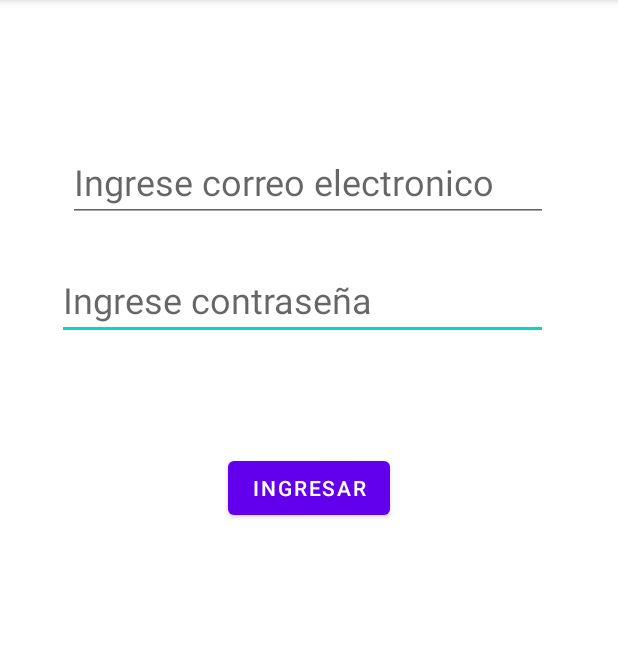
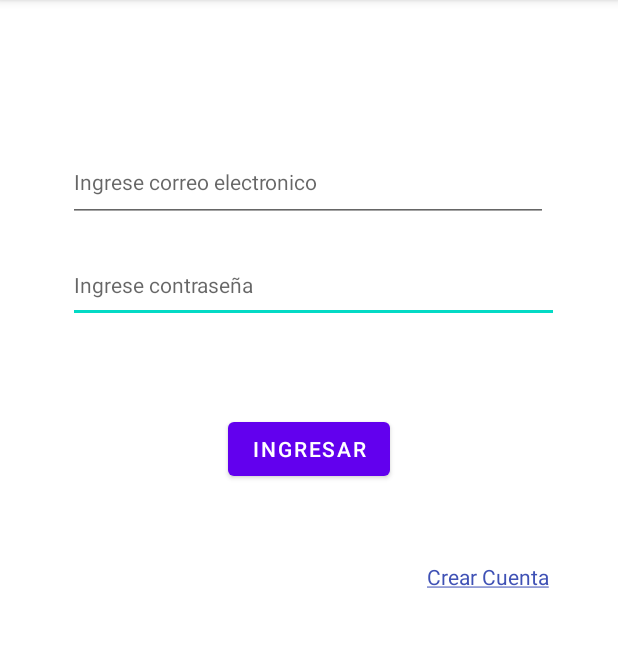
Before and after one commit to SuaArraY/Autentificacion_kotlin_firebase, an Android app: the screen it shows after launch (MainActivity), on a phone screen of 412 x 824 dp, the part 84-731 px from its top. Run offline under Robolectric (Android 15) with nearby library versions, the phone set to English and light mode, and no system bars; our stand-ins replace Firebase (no records; nobody signed in at launch, a user with empty details on screens opened directly).

Commit message:
diseño de la activity crear cuenta

```diff
--- a/Autetificacion/app/src/main/AndroidManifest.xml
+++ b/Autetificacion/app/src/main/AndroidManifest.xml
@@ -11,6 +11,9 @@
         android:supportsRtl="true"
         android:theme="@style/Theme.LoginFirebase"
         tools:targetApi="31">
+        <activity
+            android:name=".crearCuenta"
+            android:exported="false" />
         <activity
             android:name=".MainActivity2"
             android:exported="false" />
--- a/Autetificacion/app/src/main/java/com/example/loginfirebase/MainActivity.kt
+++ b/Autetificacion/app/src/main/java/com/example/loginfirebase/MainActivity.kt
@@ -25,11 +25,17 @@ class MainActivity : AppCompatActivity() {
         val btnIngresar : Button = findViewById(R.id.btnRegistrar)
         val txtemail : TextView = findViewById(R.id.txtCorreo)
         val txtpass: TextView = findViewById(R.id.txtContra)
+        val btnCrearCuenta : TextView = findViewById(R.id.btnCrearCuenta)
         firebaseAuth = Firebase.auth
         //funcionalidad del boton registrar
         btnIngresar.setOnClickListener()
         {
 signIn(txtemail.text.toString(), txtpass.text.toString())
+        }
+
+        btnCrearCuenta.setOnClickListener(){
+            val i = Intent(this, crearCuenta::class.java)
+            startActivity(i)
         }
 
     }
--- a/Autetificacion/app/src/main/res/layout/activity_main.xml
+++ b/Autetificacion/app/src/main/res/layout/activity_main.xml
@@ -13,13 +13,13 @@
         android:ems="10"
         android:hint="Ingrese contraseña"
         android:inputType="textPassword"
-        android:textSize="24sp"
+        android:textSize="14sp"
         app:layout_constraintBottom_toBottomOf="parent"
         app:layout_constraintEnd_toEndOf="parent"
-        app:layout_constraintHorizontal_bias="0.452"
+        app:layout_constraintHorizontal_bias="0.535"
         app:layout_constraintStart_toStartOf="parent"
         app:layout_constraintTop_toTopOf="parent"
-        app:layout_constraintVertical_bias="0.246" />
+        app:layout_constraintVertical_bias="0.23" />
 
     <EditText
         android:id="@+id/txtCorreo"
@@ -28,7 +28,7 @@
         android:ems="10"
         android:hint="Ingrese correo electronico"
         android:inputType="textEmailAddress"
-        android:textSize="24sp"
+        android:textSize="14sp"
         app:layout_constraintBottom_toBottomOf="parent"
         app:layout_constraintEnd_toEndOf="parent"
         app:layout_constraintHorizontal_bias="0.494"
@@ -46,6 +46,19 @@
         app:layout_constraintEnd_toEndOf="parent"
         app:layout_constraintStart_toStartOf="parent"
         app:layout_constraintTop_toBottomOf="@+id/txtContra"
-        app:layout_constraintVertical_bias="0.034" />
+        app:layout_constraintVertical_bias="0.0" />
+
+    <TextView
+        android:id="@+id/btnCrearCuenta"
+        android:layout_width="wrap_content"
+        android:layout_height="wrap_content"
+        android:text="@string/strCrearCuenta"
+        android:clickable="true"
+        android:textColor="#3F51B5"
+        app:layout_constraintBottom_toBottomOf="parent"
+        app:layout_constraintEnd_toEndOf="parent"
+        app:layout_constraintHorizontal_bias="0.86"
+        app:layout_constraintStart_toStartOf="parent"
+        app:layout_constraintTop_toTopOf="parent" />
 
 </androidx.constraintlayout.widget.ConstraintLayout>
--- a/Autetificacion/app/src/main/res/values/strings.xml
+++ b/Autetificacion/app/src/main/res/values/strings.xml
@@ -1,3 +1,4 @@
 <resources>
     <string name="app_name">Login Firebase</string>
+    <string name="strCrearCuenta"><u>Crear Cuenta</u></string>
 </resources>
```
Also changed, not shown: Autetificacion/app/src/main/java/com/example/loginfirebase/crearCuenta.kt (added, +11 -0 lines), Autetificacion/app/src/main/res/layout/activity_crear_cuenta.xml (added, +93 -0 lines).
